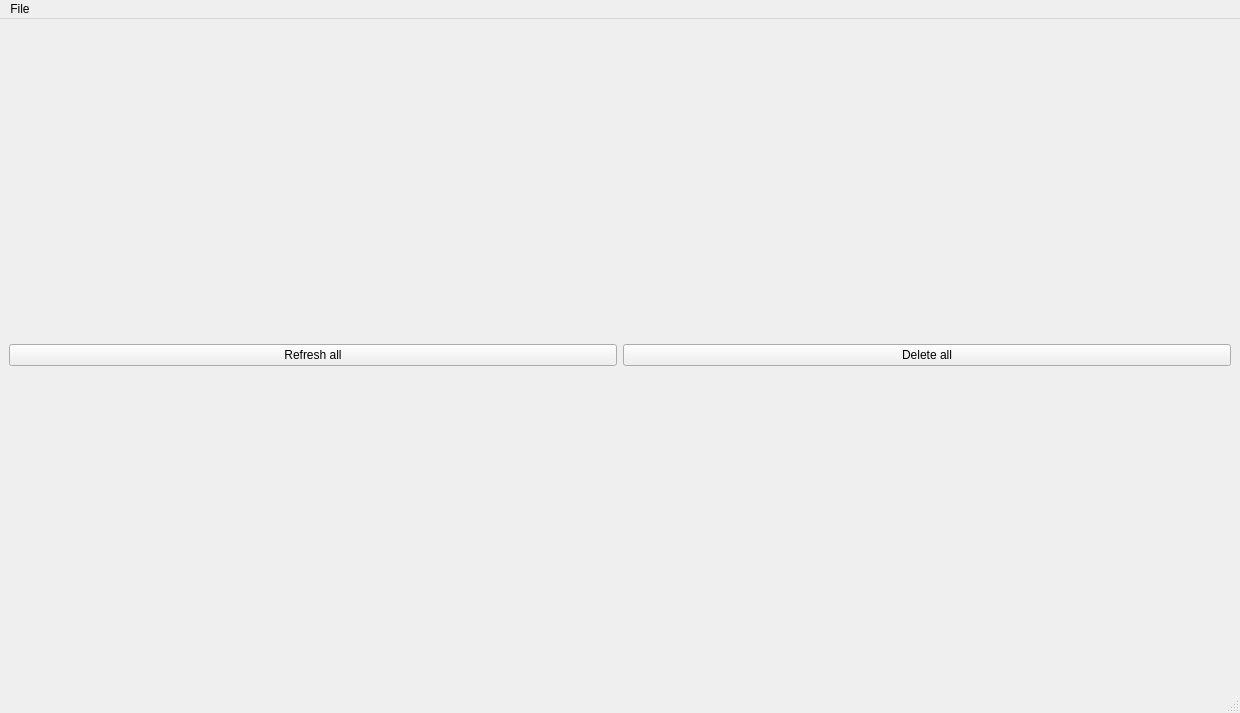
The window that res/gui/mainwindow.ui (krypty/CleanCloud) describes before a commit, drawn with Qt 5.
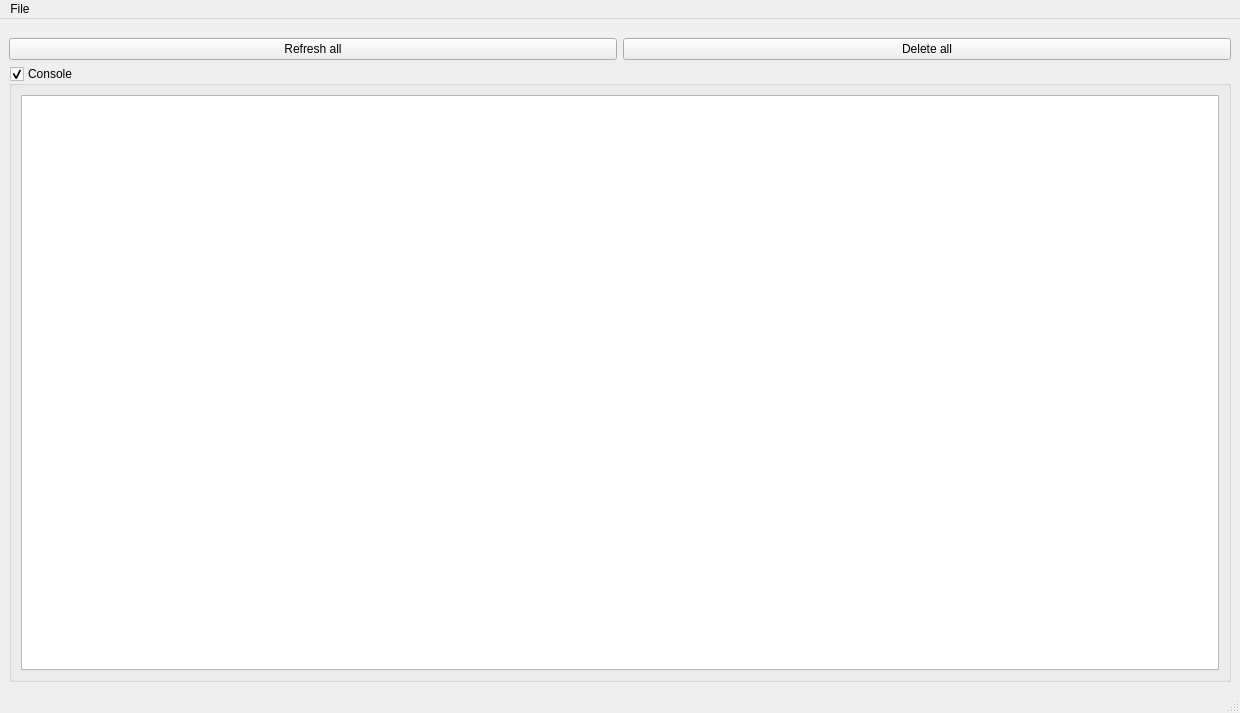
The same window after the commit. Icons and pictures are not drawn.

```diff
--- a/res/gui/mainwindow.ui
+++ b/res/gui/mainwindow.ui
@@ -14,12 +14,24 @@
    <string>CleanCloud</string>
   </property>
   <widget class="QWidget" name="centralwidget">
-   <layout class="QVBoxLayout" name="verticalLayout_2" stretch="1,0">
+   <layout class="QVBoxLayout" name="verticalLayout_2" stretch="1,0,0">
     <item>
      <layout class="QGridLayout" name="gl_blocks" rowstretch="1,1" columnstretch="1,1">
       <property name="sizeConstraint">
        <enum>QLayout::SetDefaultConstraint</enum>
       </property>
+      <property name="leftMargin">
+       <number>0</number>
+      </property>
+      <property name="topMargin">
+       <number>0</number>
+      </property>
+      <property name="rightMargin">
+       <number>10</number>
+      </property>
+      <property name="bottomMargin">
+       <number>10</number>
+      </property>
       <item row="1" column="1">
        <layout class="QVBoxLayout" name="verticalLayout_7"/>
       </item>
@@ -60,6 +72,56 @@
       </item>
      </layout>
     </item>
+    <item>
+     <widget class="QGroupBox" name="gbx_console">
+      <property name="styleSheet">
+       <string notr="true"/>
+      </property>
+      <property name="title">
+       <string>Console</string>
+      </property>
+      <property name="flat">
+       <bool>false</bool>
+      </property>
+      <property name="checkable">
+       <bool>true</bool>
+      </property>
+      <property name="checked">
+       <bool>true</bool>
+      </property>
+      <layout class="QVBoxLayout" name="verticalLayout">
+       <item>
+        <widget class="QTextBrowser" name="tb_console">
+         <property name="enabled">
+          <bool>true</bool>
+         </property>
+         <property name="minimumSize">
+          <size>
+           <width>0</width>
+           <height>120</height>
+          </size>
+         </property>
+         <property name="font">
+          <font>
+           <family>Monospace</family>
+           <pointsize>11</pointsize>
+          </font>
+         </property>
+         <property name="styleSheet">
+          <string notr="true"/>
+         </property>
+         <property name="html">
+          <string>&lt;!DOCTYPE HTML PUBLIC &quot;-//W3C//DTD HTML 4.0//EN&quot; &quot;http://www.w3.org/TR/REC-html40/strict.dtd&quot;&gt;
+&lt;html&gt;&lt;head&gt;&lt;meta name=&quot;qrichtext&quot; content=&quot;1&quot; /&gt;&lt;style type=&quot;text/css&quot;&gt;
+p, li { white-space: pre-wrap; }
+&lt;/style&gt;&lt;/head&gt;&lt;body style=&quot; font-family:'Monospace'; font-size:11pt; font-weight:400; font-style:normal;&quot;&gt;
+&lt;p style=&quot;-qt-paragraph-type:empty; margin-top:0px; margin-bottom:0px; margin-left:0px; margin-right:0px; -qt-block-indent:0; text-indent:0px;&quot;&gt;&lt;br /&gt;&lt;/p&gt;&lt;/body&gt;&lt;/html&gt;</string>
+         </property>
+        </widget>
+       </item>
+      </layout>
+     </widget>
+    </item>
    </layout>
   </widget>
   <widget class="QMenuBar" name="menubar">
@@ -83,7 +145,8 @@
   <widget class="QStatusBar" name="statusbar"/>
   <action name="action_menu_quit">
    <property name="icon">
-    <iconset theme="application-exit"/>
+    <iconset theme="application-exit">
+     <normaloff>.</normaloff>.</iconset>
    </property>
    <property name="text">
     <string>Quit</string>
```
